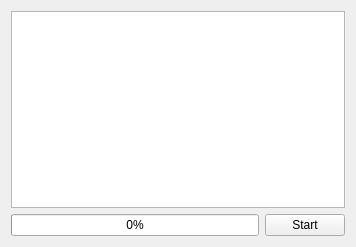
Qt form testwidget.ui (vladamatena/hddtest) before a commit.
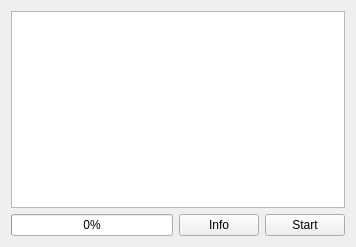
The same form after that commit.

Commit message: Add test info button and seek description text.

```diff
--- a/testwidget.ui
+++ b/testwidget.ui
@@ -26,6 +26,13 @@
        </property>
       </widget>
      </item>
+     <item>
+      <widget class="QPushButton" name="info">
+       <property name="text">
+        <string>Info</string>
+       </property>
+      </widget>
+     </item>
      <item>
       <widget class="QPushButton" name="startstop">
        <property name="text">
```
The commit also changes 3 other files.
